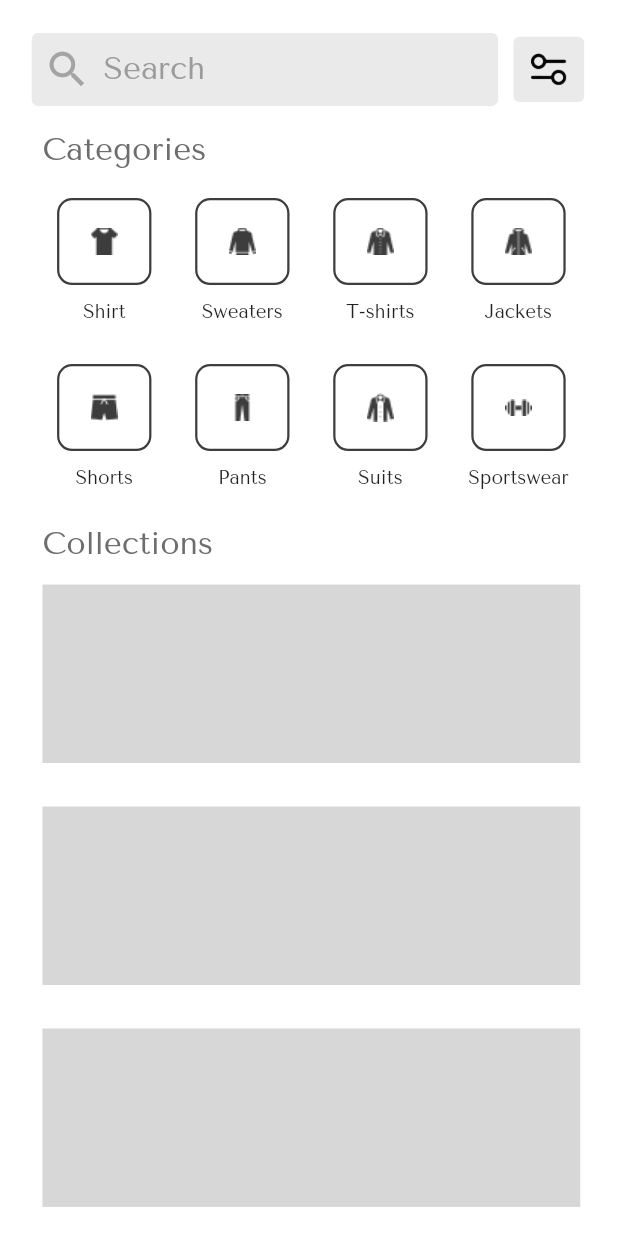
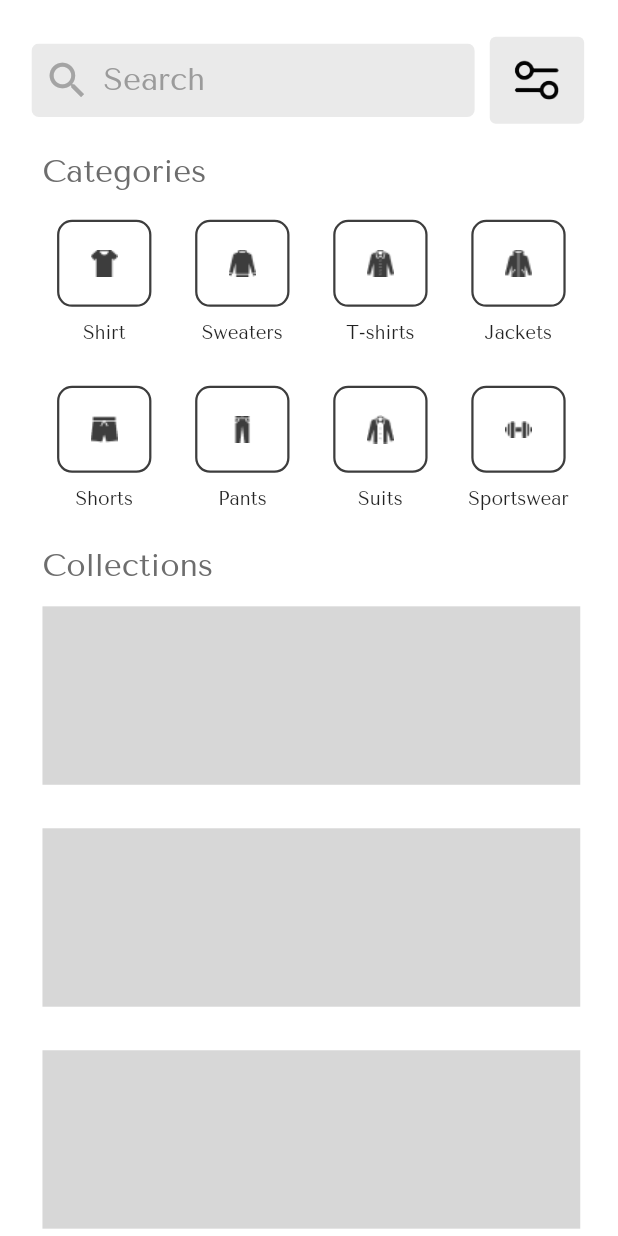
Before and after one commit to Mahmoudmnb/ShopApp, a Flutter app: the SearchScreen screen opened directly, on a phone screen of 412 x 824 dp. Run offline on Flutter 3.47's test engine with Material 2 defaults, Android fonts, the phone set to English and light mode, and no system bars; our stand-ins replace flutter_bloc, flutter_screenutil, get_it, google_fonts, internet_connection_checker, shared_preferences and 5 more; accounts and stored records are empty.

Commit message:
fix somethings in filter

```diff
--- a/lib/featurs/main_page/featurs/search/pages/search_screen.dart
+++ b/lib/featurs/main_page/featurs/search/pages/search_screen.dart
@@ -120,9 +120,9 @@ class _SearchScreenState extends State<SearchScreen> {
                         cubit.openDrawer(context);
                       },
                       child: Container(
-                        height: 45.h,
-                        width: 45.w,
-                        padding: const EdgeInsets.all(10),
+                        height: 60.h,
+                        width: 60.w,
+                        padding: EdgeInsets.symmetric(vertical: 15.h),
                         decoration: BoxDecoration(
                           borderRadius: BorderRadius.circular(4),
                           color: const Color(0xFFEAEAEA),
@@ -131,8 +131,8 @@ class _SearchScreenState extends State<SearchScreen> {
                         child: Image(
                           image:
                               const AssetImage('assets/images/Filter_big.png'),
-                          height: 27.h,
-                          width: 27.h,
+                          height: 35.h,
+                          width: 35.h,
                         ),
                       ),
                     );
```
Also changed, not shown: lib/featurs/main_page/featurs/search/widgets/end_drawer.dart (+4 -4 lines), lib/main.dart (+4 -4 lines).
